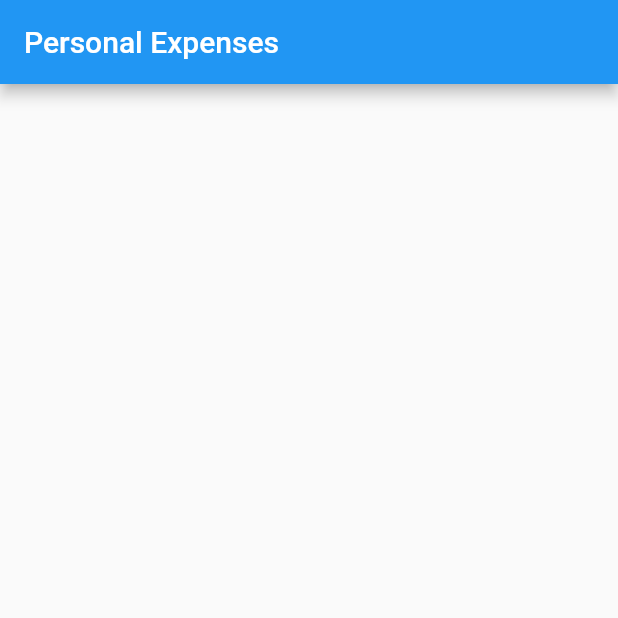
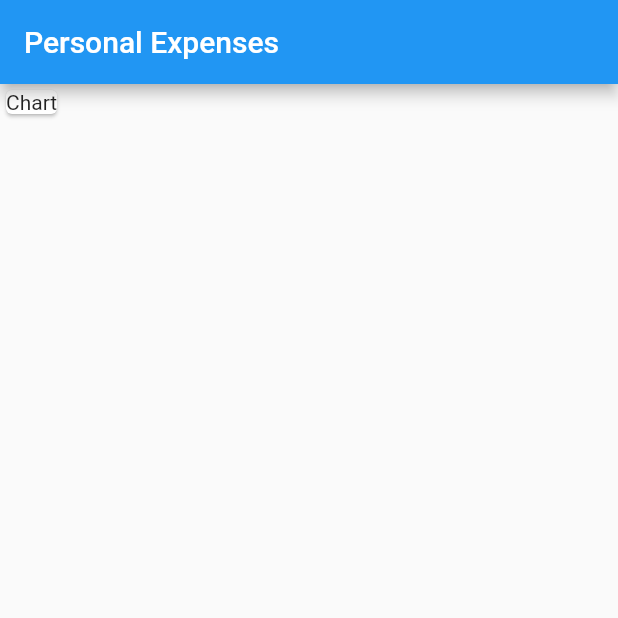
Before and after one commit to TahaMsv/Personal_Expenses, a Flutter app: the screen it shows after launch, on a phone screen of 412 x 824 dp, the top half of it. Run offline on Flutter 3.47's test engine with Material 2 defaults, Android fonts, the phone set to English and light mode, and no system bars.

Commit message:
The basic structure was built

```diff
--- a/lib/main.dart
+++ b/lib/main.dart
@@ -1,8 +1,9 @@
 import 'package:flutter/material.dart';
 import './Transaction.dart';
+
 void main() => runApp(MyApp());
 
-class  MyApp extends StatelessWidget {
+class MyApp extends StatelessWidget {
   @override
   Widget build(BuildContext context) {
     return MaterialApp(
@@ -28,10 +29,21 @@ class MyHomePage extends StatelessWidget {
     ),
   ];
   @override
-  Widget  build(BuildContext context) {
+  Widget build(BuildContext context) {
     return Scaffold(
-      appBar: AppBar(title: Text('Personal Expenses'),),
+      appBar: AppBar(
+        title: Text('Personal Expenses'),
+      ),
       body: Container(
+        child: Column(
+          children: <Widget>[
+            Container(
+              child: Card(
+                child: Text('Chart'),
+              ),
+            ),
+          ],
+        ),
       ),
     );
   }
```
